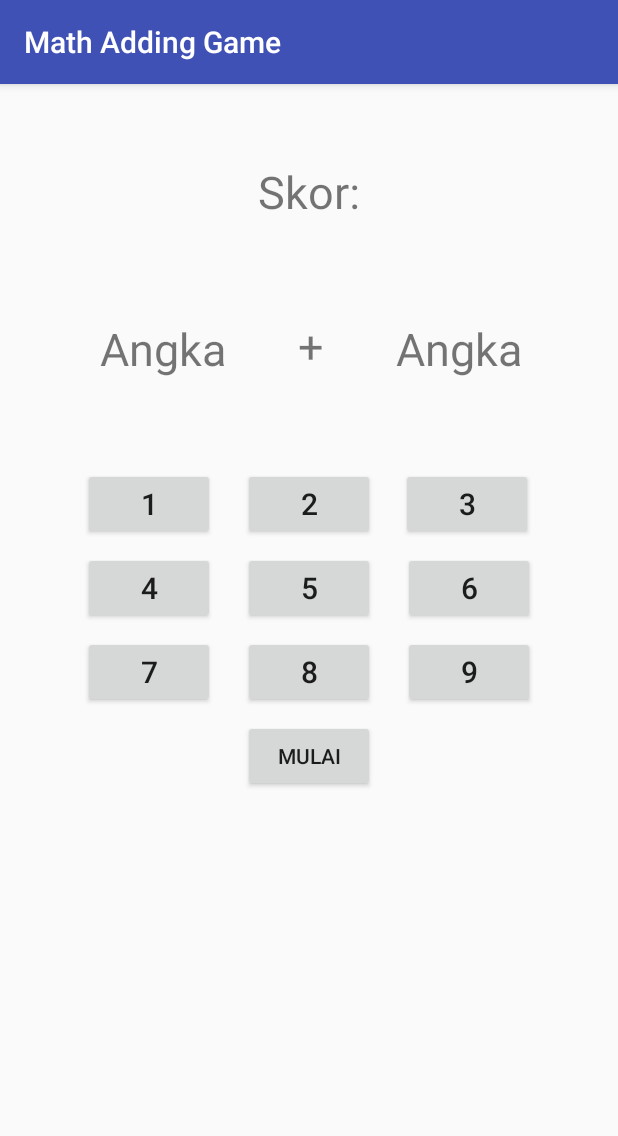
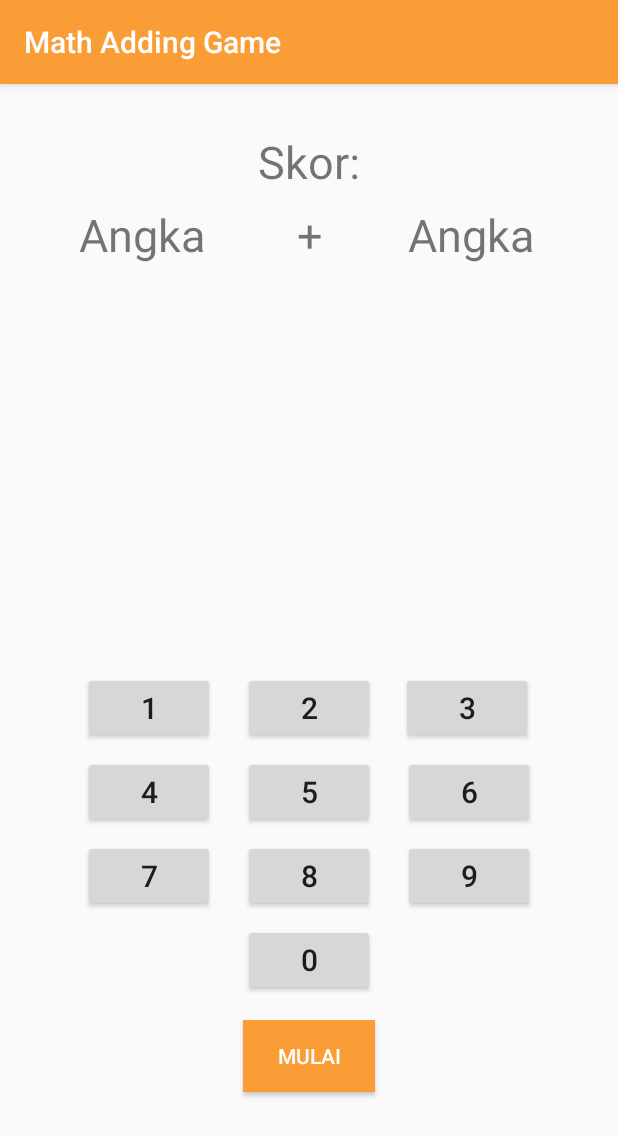
Before and after one commit to adisaktijrs/math-game, an Android app: the screen it shows after launch (MainActivity), on a phone screen of 412 x 824 dp. Shown: the top 1136 px of the screen. Run offline under Robolectric (Android 15) with nearby library versions, the phone set to English and light mode, and no system bars.

Commit message:
bugs fixing

```diff
--- a/app/src/main/res/layout/activity_main.xml
+++ b/app/src/main/res/layout/activity_main.xml
@@ -20,32 +20,43 @@
         app:layout_constraintEnd_toEndOf="parent"
         app:layout_constraintStart_toStartOf="parent"
         app:layout_constraintTop_toTopOf="parent"
-        app:layout_constraintVertical_bias="0.061" />
+        app:layout_constraintVertical_bias="0.033" />
 
     <TextView
         android:id="@+id/angka1"
         android:layout_width="wrap_content"
         android:layout_height="wrap_content"
+        android:layout_marginBottom="52dp"
         android:layout_marginEnd="8dp"
-        android:layout_marginStart="8dp"
-        android:layout_marginTop="64dp"
+        android:layout_marginRight="8dp"
+        android:layout_marginStart="24dp"
+        android:layout_marginLeft="24dp"
+        android:layout_marginTop="8dp"
         android:text="Angka"
         android:textSize="30sp"
-        app:layout_constraintEnd_toStartOf="@+id/angka2"
-        app:layout_constraintHorizontal_bias="0.359"
+        app:layout_constraintBottom_toTopOf="@+id/btn1"
+        app:layout_constraintEnd_toStartOf="@+id/textView"
+        app:layout_constraintHorizontal_bias="0.352"
         app:layout_constraintStart_toStartOf="parent"
-        app:layout_constraintTop_toBottomOf="@+id/hasil" />
+        app:layout_constraintTop_toBottomOf="@+id/hasil"
+        app:layout_constraintVertical_bias="0.0" />
 
     <TextView
         android:id="@+id/angka2"
         android:layout_width="wrap_content"
         android:layout_height="wrap_content"
-        android:layout_marginEnd="64dp"
-        android:layout_marginTop="64dp"
+        android:layout_marginBottom="64dp"
+        android:layout_marginEnd="8dp"
+        android:layout_marginStart="8dp"
+        android:layout_marginTop="8dp"
         android:text="Angka"
         android:textSize="30sp"
+        app:layout_constraintBottom_toTopOf="@+id/btn3"
         app:layout_constraintEnd_toEndOf="parent"
-        app:layout_constraintTop_toBottomOf="@+id/hasil" />
+        app:layout_constraintHorizontal_bias="0.506"
+        app:layout_constraintStart_toEndOf="@+id/textView"
+        app:layout_constraintTop_toBottomOf="@+id/hasil"
+        app:layout_constraintVertical_bias="0.0" />
 
     <Button
         android:id="@+id/btn1"
@@ -68,17 +79,17 @@
         android:id="@+id/btn2"
         android:layout_width="wrap_content"
         android:layout_height="wrap_content"
-        android:layout_marginBottom="8dp"
+        android:layout_marginBottom="328dp"
         android:layout_marginEnd="8dp"
         android:layout_marginStart="8dp"
-        android:layout_marginTop="164dp"
+        android:layout_marginTop="8dp"
         android:text="2"
         android:textSize="20sp"
         app:layout_constraintBottom_toBottomOf="parent"
         app:layout_constraintEnd_toEndOf="parent"
         app:layout_constraintStart_toStartOf="parent"
-        app:layout_constraintTop_toBottomOf="@+id/hasil"
-        app:layout_constraintVertical_bias="0.0" />
+        app:layout_constraintTop_toBottomOf="@+id/textView"
+        app:layout_constraintVertical_bias="1.0" />
 
     <Button
         android:id="@+id/btn3"
@@ -203,12 +214,14 @@
         android:layout_marginEnd="8dp"
         android:layout_marginStart="8dp"
         android:layout_marginTop="8dp"
+        android:background="@color/title_color"
         android:text="Mulai"
+        android:textColor="#ffff"
         app:layout_constraintBottom_toBottomOf="parent"
         app:layout_constraintEnd_toEndOf="parent"
         app:layout_constraintStart_toStartOf="parent"
-        app:layout_constraintTop_toBottomOf="@+id/btn8"
-        app:layout_constraintVertical_bias="0.0" />
+        app:layout_constraintTop_toBottomOf="@+id/btn0"
+        app:layout_constraintVertical_bias="0.083" />
 
     <TextView
         android:id="@+id/textView"
@@ -220,9 +233,27 @@
         android:layout_marginTop="8dp"
         android:text="+"
         android:textSize="30sp"
-        app:layout_constraintBottom_toTopOf="@+id/btn2"
-        app:layout_constraintEnd_toStartOf="@+id/angka2"
-        app:layout_constraintStart_toEndOf="@+id/angka1"
-        app:layout_constraintTop_toBottomOf="@+id/hasil" />
+        app:layout_constraintBottom_toBottomOf="parent"
+        app:layout_constraintEnd_toEndOf="parent"
+        app:layout_constraintHorizontal_bias="0.501"
+        app:layout_constraintStart_toStartOf="parent"
+        app:layout_constraintTop_toBottomOf="@+id/hasil"
+        app:layout_constraintVertical_bias="0.0" />
+
+    <Button
+        android:id="@+id/btn0"
+        android:layout_width="wrap_content"
+        android:layout_height="wrap_content"
+        android:layout_marginBottom="8dp"
+        android:layout_marginEnd="8dp"
+        android:layout_marginStart="8dp"
+        android:layout_marginTop="8dp"
+        android:text="0"
+        android:textSize="20sp"
+        app:layout_constraintBottom_toBottomOf="parent"
+        app:layout_constraintEnd_toEndOf="parent"
+        app:layout_constraintStart_toStartOf="parent"
+        app:layout_constraintTop_toBottomOf="@+id/btn8"
+        app:layout_constraintVertical_bias="0.0" />
 
 </android.support.constraint.ConstraintLayout>
--- a/app/src/main/res/values/colors.xml
+++ b/app/src/main/res/values/colors.xml
@@ -3,4 +3,7 @@
     <color name="colorPrimary">#3F51B5</color>
     <color name="colorPrimaryDark">#303F9F</color>
     <color name="colorAccent">#ff4081</color>
+    <color name="title_color">#fa9d36</color>
+    <color name="title_color2">#ffb768</color>
+
 </resources>
--- a/app/src/main/res/values/styles.xml
+++ b/app/src/main/res/values/styles.xml
@@ -3,8 +3,8 @@
     <!-- Base application theme. -->
     <style name="AppTheme" parent="Theme.AppCompat.Light.DarkActionBar">
         <!-- Customize your theme here. -->
-        <item name="colorPrimary">@color/colorPrimary</item>
-        <item name="colorPrimaryDark">@color/colorPrimaryDark</item>
+        <item name="colorPrimary">@color/title_color</item>
+        <item name="colorPrimaryDark">@color/title_color</item>
         <item name="colorAccent">@color/colorAccent</item>
     </style>
 
```
Also changed, not shown: app/src/main/java/com/example/adisaktijrs/minicalculator/MainActivity.java (+77 -40 lines).
